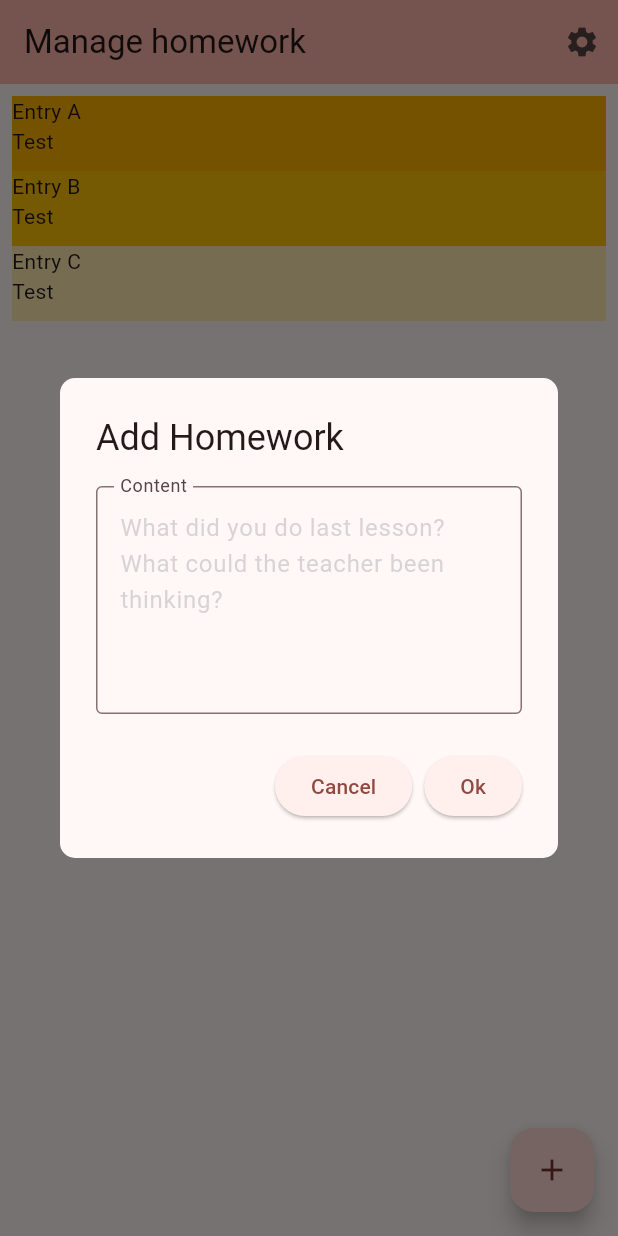
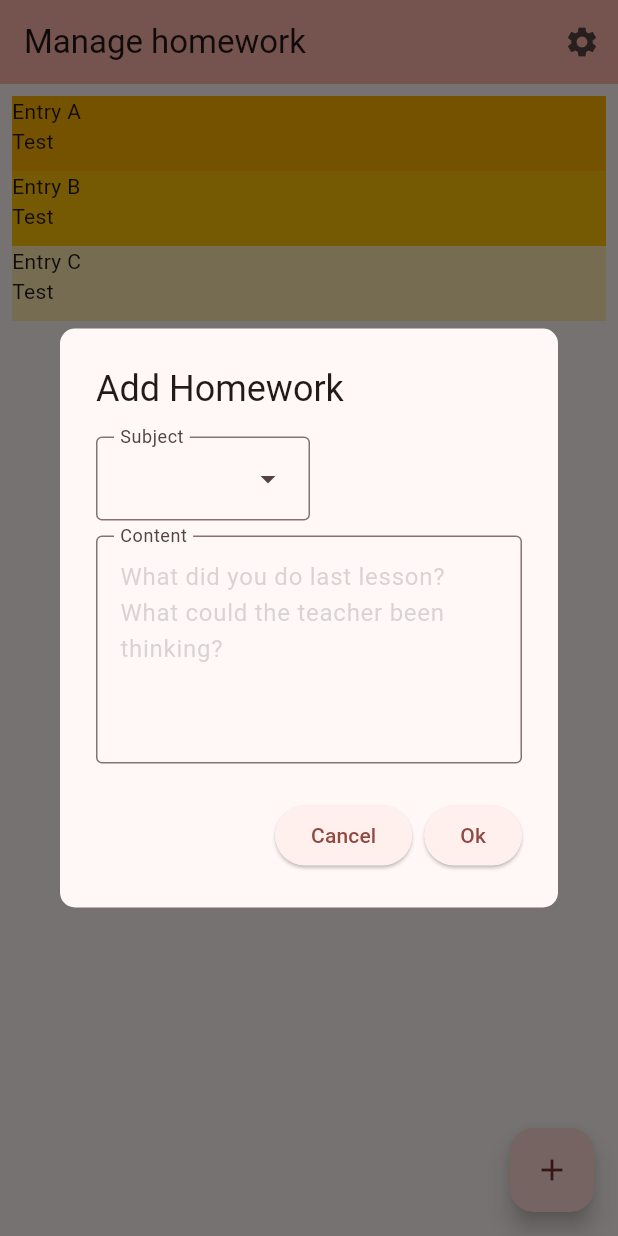
Before and after one commit to RandomModderJDK/hw_manager_flutter, a Flutter app: the screen it shows after launch, after a tap on the "add" icon, on a phone screen of 412 x 824 dp. Run offline on Flutter 3.47's test engine with Material 2 defaults, Android fonts, the phone set to English and light mode, and no system bars; our stand-ins replace settings_ui, shared_preferences, sqflite_common_ffi; accounts and stored records are empty.

Commit message:
Added subject selection Added subject table Added date selection

```diff
--- a/lib/dialogs/dialog_add.dart
+++ b/lib/dialogs/dialog_add.dart
@@ -1,7 +1,27 @@
+import 'package:flutter/foundation.dart';
 import 'package:flutter/material.dart';
+import 'package:hw_manager_flutter/sqlite.dart';
 
 // TODO implement saving action
+// TODO add untis fetching to auto-select dates
 void addHomework(BuildContext context) {
+  TextEditingController _contentController = TextEditingController();
+  TextEditingController _subjectController = TextEditingController();
+
+  DateTime selectedDate = DateTime.now();
+
+  // TODO add time selection
+  Future<void> _selectDate(BuildContext context) async {
+    final DateTime? picked = await showDatePicker(
+        context: context,
+        initialDate: selectedDate,
+        firstDate: DateTime(2015, 8),
+        lastDate: DateTime(2101));
+    if (picked != null && picked != selectedDate) {
+      selectedDate = picked;
+    }
+  }
+
   showDialog(
       context: context,
       builder: (context) {
@@ -14,12 +34,44 @@ void addHomework(BuildContext context) {
             ElevatedButton(
                 onPressed: () => Navigator.pop(context),
                 child: const Text("Cancel")),
-            ElevatedButton(onPressed: () {}, child: const Text("Ok")),
+            ElevatedButton(
+                onPressed: () {
+                  String content = _contentController.text;
+                  String subject = _subjectController.text;
+
+                  _selectDate(context).whenComplete(() {
+                    Homework hw = Homework(
+                        subject: Subject(name: subject),
+                        overdueTimestamp: selectedDate,
+                        creationTimestamp: DateTime.timestamp(),
+                        content: content,
+                        finished: false);
+                    if (kDebugMode) {
+                      print(hw);
+                    }
+                  });
+                },
+                child: const Text("Ok")),
             // TODO save homework
           ],
-          content: Wrap(children: <Widget>[
-            // TODO add subject and date selection
+          content: Wrap(runSpacing: 10, children: <Widget>[
+            // TODO add date/time selection
+            DropdownMenu(
+                controller: _subjectController,
+                enableSearch: true,
+                requestFocusOnTap: true,
+                label: const Text("Subject"),
+                inputDecorationTheme: const InputDecorationTheme(
+                    floatingLabelBehavior: FloatingLabelBehavior.always,
+                    border: OutlineInputBorder()),
+                dropdownMenuEntries: const [
+                  DropdownMenuEntry(value: "Wert", label: "Label"),
+                  DropdownMenuEntry(value: "Wert", label: "Label2"),
+                  DropdownMenuEntry(value: "Wert", label: "Label3"),
+                  DropdownMenuEntry(value: "Wert", label: "Label4")
+                ]),
             TextField(
+                controller: _contentController,
                 maxLines: 5,
                 decoration: InputDecoration(
                     labelText: "Content",
--- a/lib/main.dart
+++ b/lib/main.dart
@@ -44,7 +44,7 @@
           brightness: Brightness.dark,
           seedColor: Colors.red.shade900,
           surfaceTint: Colors.grey.shade900,
-          surface: Colors.red.withOpacity(0.6),
+          surface: Colors.red.shade900,
         ),
         useMaterial3: true,
       ),
--- a/lib/routes/home_route.dart
+++ b/lib/routes/home_route.dart
@@ -23,7 +23,7 @@ class _HomeRouteState extends State<HomeRoute> {
   void initState() {
     super.initState();
     dbHelper = DBHelper();
-    dbHelper.initDB().whenComplete(() async {
+    dbHelper.initDBs().whenComplete(() async {
       setState(() => dbLoaded = true);
     });
   }
--- a/lib/sqlite.dart
+++ b/lib/sqlite.dart
@@ -12,12 +12,13 @@ class DBHelper {
   DBHelper._();
 
   late Database db;
+  late Database subDb;
 
   factory DBHelper() {
     return _dbHelper;
   }
 
-  Future<bool> initDB() async {
+  Future<bool> initDBs() async {
     sqfliteFfiInit();
     databaseFactory = databaseFactoryFfi;
     // Avoid errors caused by flutter upgrade.
@@ -32,10 +33,14 @@ class DBHelper {
       // constructed for each platform.
       join(appDocumentsDir.path, "databases", 'hw_database.db'),
       // When the database is first created, create a table to store homework.
-      onCreate: (db, version) {
+      onCreate: (db, version) async {
+        await db.execute('CREATE TABLE subjects('
+            'name TEXT PRIMARY KEY AUTOINCREMENT, '
+            'shortName TEXT '
+            ')');
         return db.execute('CREATE TABLE homeworks('
             'id INTEGER PRIMARY KEY AUTOINCREMENT, '
-            'subject_short TEXT NOT NULL, '
+            'subject_short TEXT, '
             'subject TEXT NOT NULL, '
             'overdueDate TEXT NOT NULL, '
             'content TEXT NOT NULL, '
@@ -47,7 +52,28 @@ class DBHelper {
     return true;
   }
 
-// Define a function that inserts and replaces Homework into the database
+  /// Inserts or updates homework supplied into database
+  Future<int> insertSubject(Subject subject) async {
+    return await db.insert(
+      'subjects',
+      subject.toMap(),
+      conflictAlgorithm: ConflictAlgorithm.replace,
+    );
+  }
+
+  Future<List<Subject>> retrieveSubjects() async {
+    final List<Map<String, Object?>> queryResult = await db.query('subjects');
+    return queryResult.map((e) => Subject.fromMap(e)).toList();
+  }
+
+  Future<void> deleteSubject(String name) async {
+    await db.delete(
+      'subjects',
+      where: "name = ?",
+      whereArgs: [name],
+    );
+  }
+
   /// Inserts or updates homework supplied into database
   Future<int> insertHomework(Homework hw) async {
     return await db.insert(
@@ -79,8 +105,8 @@ class DBHelper {
 
 class Homework {
   final int? id;
-  final DateTime overdueDate;
-  final DateTime creationDate;
+  final DateTime overdueTimestamp;
+  final DateTime creationTimestamp;
   final Subject subject;
   final String content;
   final bool finished;
@@ -89,8 +115,8 @@ class Homework {
   const Homework(
       {this.id,
       required this.subject,
-      required this.overdueDate,
-      required this.creationDate,
+      required this.overdueTimestamp,
+      required this.creationTimestamp,
       required this.content,
       required this.finished});
 
@@ -100,8 +126,8 @@ class Homework {
       'id': id,
       'subject_short': subject.shortName,
       'subject': subject.name,
-      'overdueDate': overdueDate.toIso8601String(),
-      'creationDate': creationDate.toIso8601String(),
+      'overdueDate': overdueTimestamp.toIso8601String(),
+      'creationDate': creationTimestamp.toIso8601String(),
       'content': content,
       'finished': finished,
     };
@@ -111,9 +137,9 @@ class Homework {
   static Homework fromMap(Map<String, dynamic> map) {
     return Homework(
         id: int.parse(map["id"]),
-        subject: map["subject"],
-        overdueDate: DateTime.parse(map["overdueDate"]),
-        creationDate: DateTime.parse(map["overdueDate"]),
+        subject: Subject(name: map["subject"], shortName: map["subject_short"]),
+        overdueTimestamp: DateTime.parse(map["overdueDate"]),
+        creationTimestamp: DateTime.parse(map["overdueDate"]),
         content: map["content"],
         finished: bool.parse(map["finished"]));
   }
@@ -122,13 +148,26 @@ class Homework {
   // each dog when using the print statement.
   @override
   String toString() {
-    return 'Homework{id: $id, subject: ${subject.name}, content: $content}';
+    return 'Homework{id: $id, subject: ${subject.name}, overdue at: ${overdueTimestamp.toIso8601String()} content: $content}';
   }
 }
 
 class Subject {
   final String name;
-  final String shortName;
+  final String? shortName;
 
-  const Subject({required this.name, required this.shortName});
+  const Subject({required this.name, this.shortName});
+
+  /// Convert a Subject into a Map.
+  Map<String, Object?> toMap() {
+    return {
+      'name': name,
+      'shortName': shortName,
+    };
+  }
+
+  /// Convert a Subject into a Map.
+  static Subject fromMap(Map<String, dynamic> map) {
+    return Subject(name: map["name"], shortName: map["shortName"]);
+  }
 }
```
